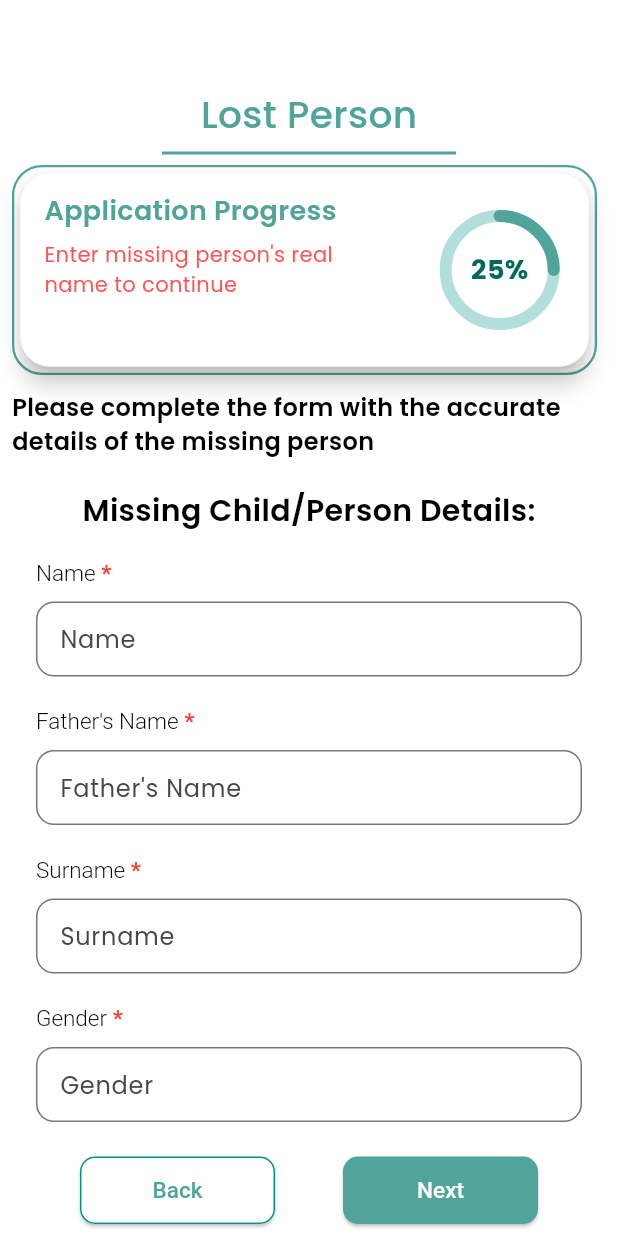
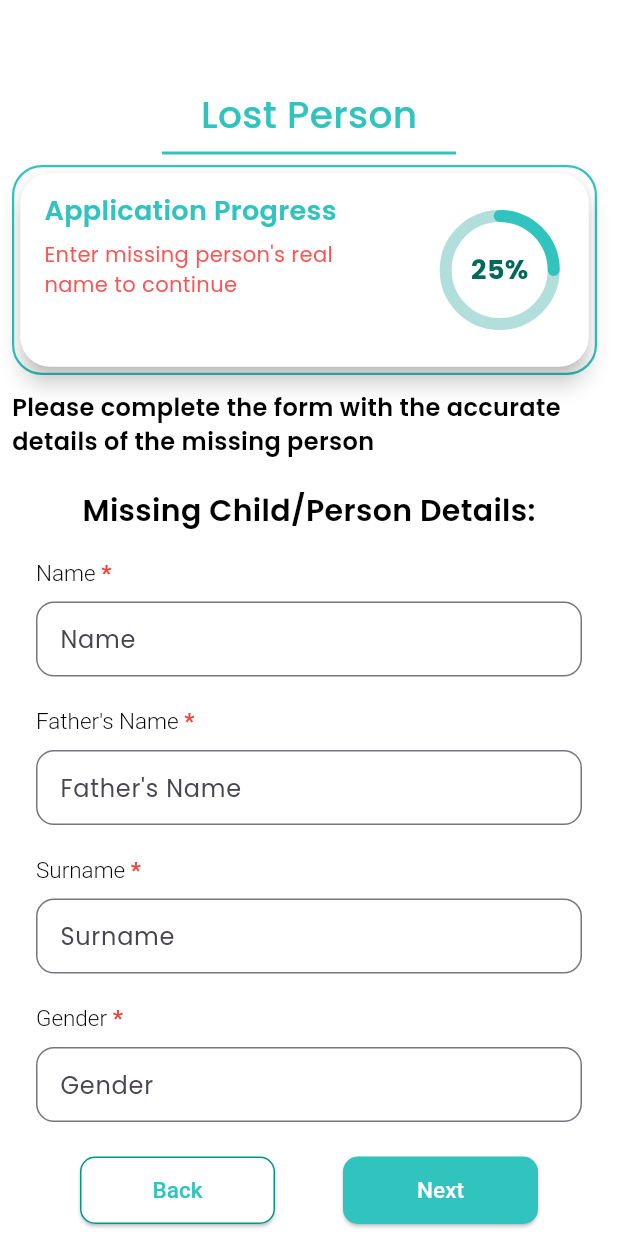
Before and after one commit to ZulfiqarAlam18/locate-lost, a Flutter app: the ChildDetailsScreen screen opened directly, on a phone screen of 412 x 824 dp. Run offline on Flutter 3.47's test engine with Material 3 defaults, Android fonts, the phone set to English and light mode, and no system bars; drawn by our look-alikes of percent_indicator; our stand-ins replace camera, carousel_slider, dotted_border, flutter_svg, google_fonts, permission_handler and 1 more; project files that could hold a hidden picture were left out.

Commit message:
app color changed

```diff
--- a/lib/colors.dart
+++ b/lib/colors.dart
@@ -6,9 +6,14 @@ import 'package:flutter/material.dart';
 class AppColors {
 
   // Actual app color
-  static const Color primary = Color(0xFF51A49A);
+  //static const Color primary = Color(0xFF51A49A);
+
+
   //static const Color primary = Colors.blue;
-  //static const Color primary = Colors.teal;
+ //static const Color primary = Colors.teal;
+
+   static const Color primary = Color(0xFF31C3BD);
+
   static const Color secondary = Colors.white;
   static const Color myRedColor = Colors.redAccent;
   static const Color myBlackColor = Colors.black;
```
